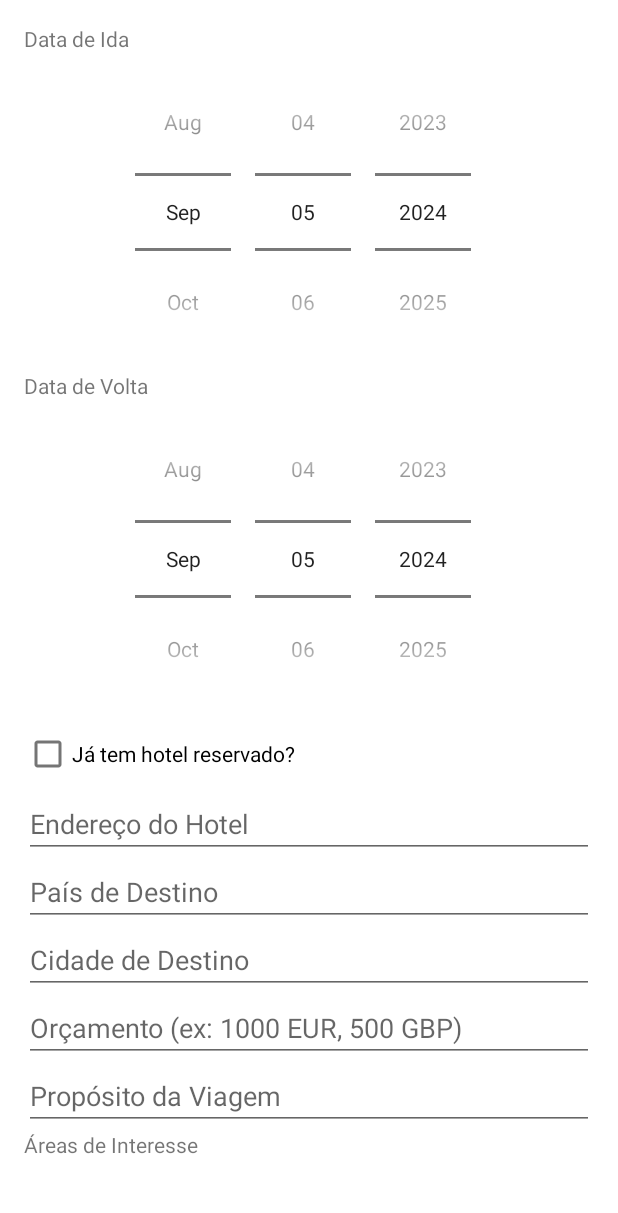
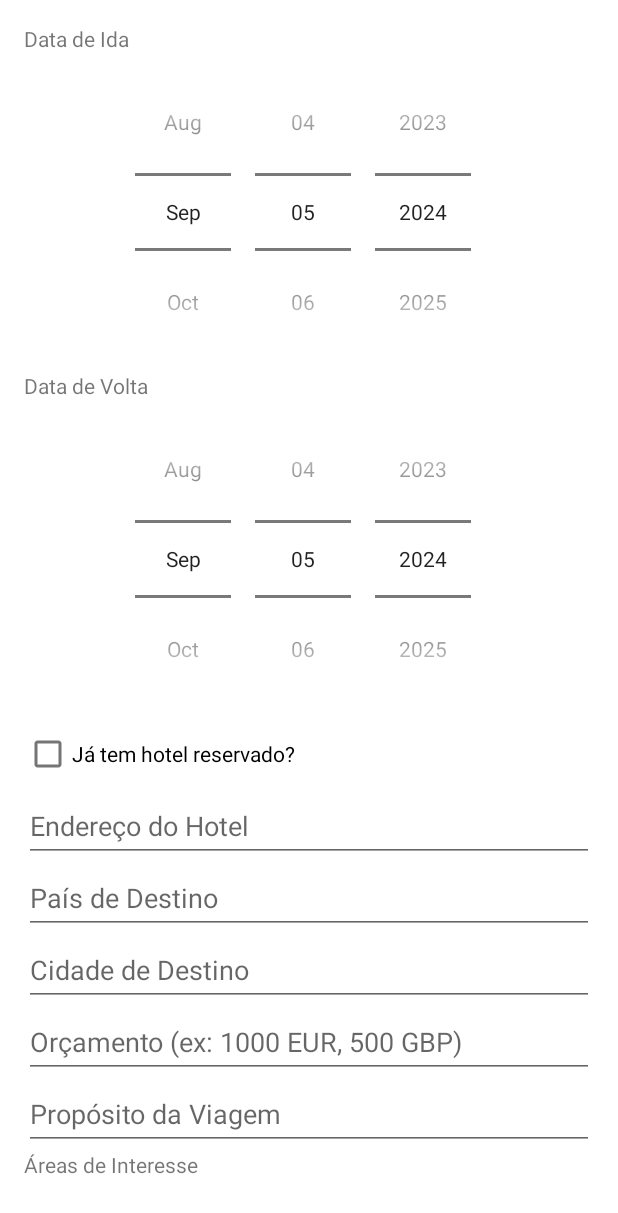
Before and after one commit to RenanFR/Role, an Android app built with Jetpack Compose: the layout destination_form.xml on its own in the app's theme, with its tools: preview values and no code run, on a phone screen of 412 x 824 dp. Shown: the top 1213 px of the screen. Run offline under Robolectric (Android 15) with nearby library versions, the phone set to English and light mode, and no system bars.

Commit message:
Fix errors

```diff
--- a/app/src/main/res/layout/destination_form.xml
+++ b/app/src/main/res/layout/destination_form.xml
@@ -39,31 +39,36 @@
         android:id="@+id/hotel_address_edit_text"
         android:layout_width="match_parent"
         android:layout_height="wrap_content"
-        android:hint="Endereço do Hotel" />
+        android:hint="Endereço do Hotel"
+        android:minHeight="48dp" />
 
     <EditText
         android:id="@+id/destination_country_edit_text"
         android:layout_width="match_parent"
         android:layout_height="wrap_content"
-        android:hint="País de Destino" />
+        android:hint="País de Destino"
+        android:minHeight="48dp" />
 
     <EditText
         android:id="@+id/destination_city_edit_text"
         android:layout_width="match_parent"
         android:layout_height="wrap_content"
-        android:hint="Cidade de Destino" />
+        android:hint="Cidade de Destino"
+        android:minHeight="48dp" />
 
     <EditText
         android:id="@+id/budget_edit_text"
         android:layout_width="match_parent"
         android:layout_height="wrap_content"
-        android:hint="Orçamento (ex: 1000 EUR, 500 GBP)" />
+        android:hint="Orçamento (ex: 1000 EUR, 500 GBP)"
+        android:minHeight="48dp" />
 
     <EditText
         android:id="@+id/travel_purpose_edit_text"
         android:layout_width="match_parent"
         android:layout_height="wrap_content"
-        android:hint="Propósito da Viagem" />
+        android:hint="Propósito da Viagem"
+        android:minHeight="48dp" />
 
     <TextView
         android:layout_width="match_parent"
```
